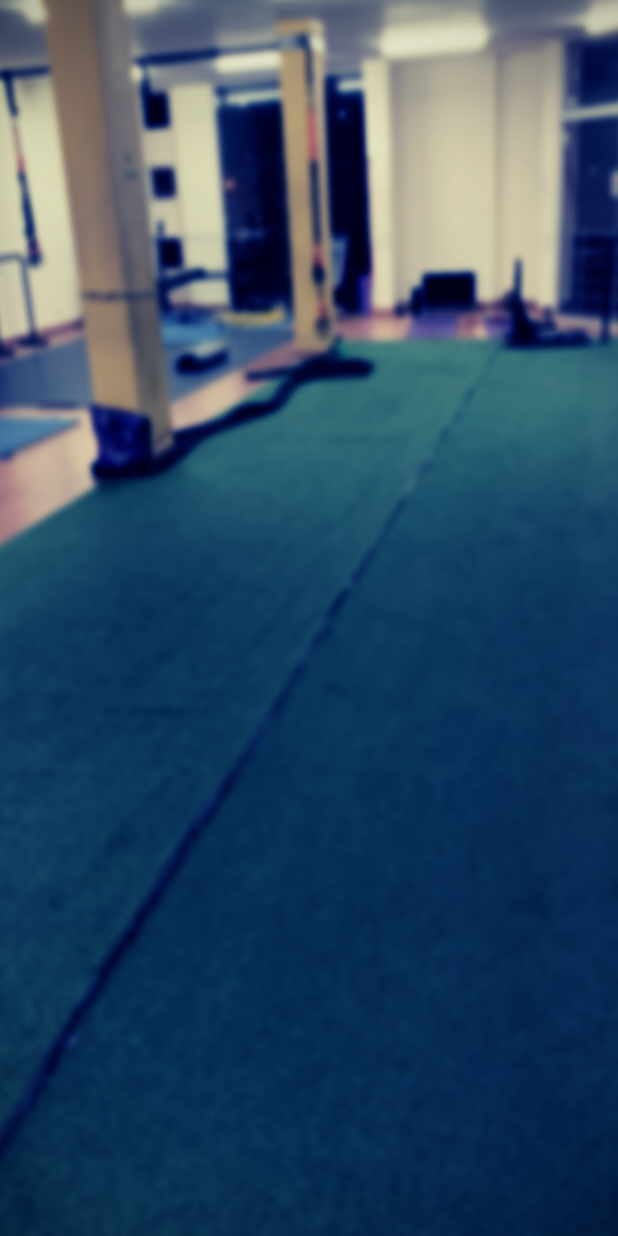
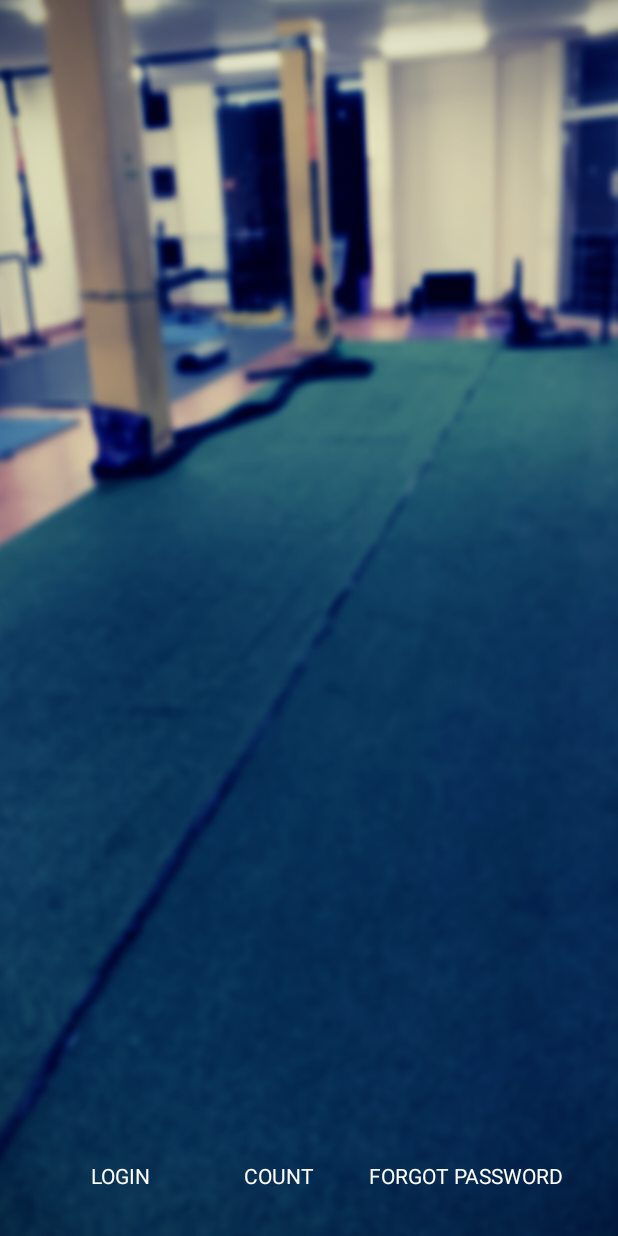
Before and after one commit to ccraig09/NoExcusas2, an Android app: the first screen one second after launch (MainActivity), on a phone screen of 412 x 824 dp. Run offline under Robolectric (Android 15) with nearby library versions, the phone set to English and light mode, and no system bars; our stand-ins replace CircleImageView, Firebase (no records; nobody signed in at launch, a user with empty details on screens opened directly); libraries missing offline, so code that uses them is left out: com.facebook, com.facebook.appevents, com.facebook.login.

Commit message:
add countdown timer

```diff
--- a/app/src/main/AndroidManifest.xml
+++ b/app/src/main/AndroidManifest.xml
@@ -10,7 +10,8 @@
         android:roundIcon="@mipmap/ic_launcher_round"
         android:supportsRtl="true"
         android:theme="@style/AppTheme">
-        <activity android:name=".RegisterActivity"/>
+        <activity android:name=".Countdown" />
+        <activity android:name=".RegisterActivity" />
         <activity
             android:name=".drawer_home"
             android:label="@string/title_activity_drawer_home"
--- a/app/src/main/java/com/fchw/noexcusas/MainActivity.java
+++ b/app/src/main/java/com/fchw/noexcusas/MainActivity.java
@@ -7,6 +7,7 @@ import android.content.Intent;
 import android.content.SharedPreferences;
 import android.content.pm.ActivityInfo;
 import android.os.Bundle;
+import android.os.CountDownTimer;
 import android.os.Handler;
 import android.util.Log;
 import android.view.View;
@@ -68,7 +69,7 @@ public class MainActivity extends AppCompatActivity {
     GoogleSignInClient mGoogleSignInClient;
     String TAG = "MainActivity";
     FirebaseAuth mAuth;
-    Button signup1;
+    Button signup1, count;
     Button forgotPassword;
     EditText email;
     CheckBox remember;
@@ -108,6 +109,7 @@ public class MainActivity extends AppCompatActivity {
       //for login firebase
         progressBar = findViewById(R.id.progressBar);
         login = findViewById(R.id.btnLogin);
+        count = findViewById(R.id.btnCount);
         signup1 = findViewById(R.id.btnSignup);
         forgotPassword = findViewById(R.id.btnForgotPassword);
         email = findViewById(R.id.etEmail);
@@ -153,6 +155,13 @@ public class MainActivity extends AppCompatActivity {
             }
         });
 
+        count.setOnClickListener(new View.OnClickListener() {
+            @Override
+            public void onClick(View v) {
+                startActivity(new Intent(MainActivity.this, Countdown.class));
+            }
+        });
+
 
     }
 
--- a/app/src/main/java/com/fchw/noexcusas/UserProfileEdit.java
+++ b/app/src/main/java/com/fchw/noexcusas/UserProfileEdit.java
@@ -57,7 +57,7 @@ public class UserProfileEdit extends Fragment {
 
 
                 FirebaseDatabase database = FirebaseDatabase.getInstance();
-                final DatabaseReference mRef = database.getReference("simCoder");
+                final DatabaseReference mRef = database.getReference("Users");
 
                /* mAddButton.setOnClickListener(new View.OnClickListener() {
                     @Override
@@ -102,6 +102,7 @@ public class UserProfileEdit extends Fragment {
                         newPost.put("sex", sex);
 
 
+
                         current_user_db.setValue(newPost);
 
                          Toast.makeText(getApplicationContext(),getString(R.string.info_updated), Toast.LENGTH_LONG).show();
--- a/app/src/main/res/layout/activity_main.xml
+++ b/app/src/main/res/layout/activity_main.xml
@@ -187,7 +187,7 @@
         android:layout_marginLeft="20dp"
         android:layout_marginRight="20dp"
         android:layout_alignParentBottom="true"
-        android:visibility="gone">
+        android:visibility="visible">
 
 
         <Button
@@ -200,6 +200,17 @@
             android:textColor="#ffffff"
             android:fontFamily="sans-serif" />
 
+
+        <Button
+            android:id="@+id/btnCount"
+            android:layout_width="wrap_content"
+            android:layout_height="wrap_content"
+            android:layout_marginStart="105dp"
+            android:background="@color/transparent"
+            android:fontFamily="sans-serif"
+            android:text="count"
+            android:textAllCaps="true"
+            android:textColor="#ffffff" />
 
         <Button
             android:id="@+id/btnForgotPassword"
```
Also changed, not shown: app/src/main/java/com/fchw/noexcusas/Countdown.java (added, +38 -0 lines), app/src/main/java/com/fchw/noexcusas/UserProfile.java (+35 -11 lines), app/src/main/res/layout/activity_countdown.xml (added, +17 -0 lines), app/src/main/res/layout/activity_user_profile.xml (+24 -9 lines), app/src/main/res/layout/activity_user_profile_edit.xml (+2 -7 lines).
